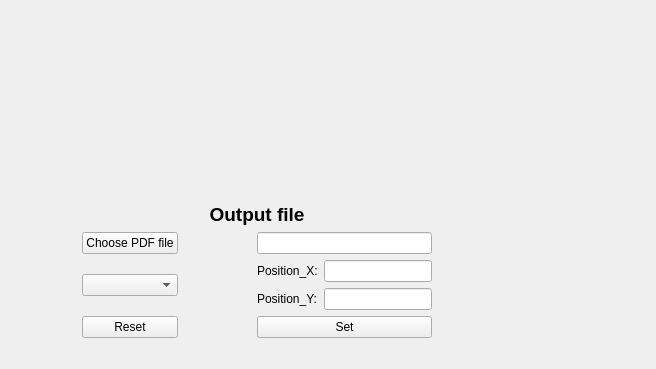
This is GUI/OCR_GUI.ui in Gaopeng-Bai/OCR_RT_monitor as Qt 5 draws it before an edit; both pictures show x 0 to 656 and y 179 to 548 of the 1010 by 548 pixel window. The edited form follows.
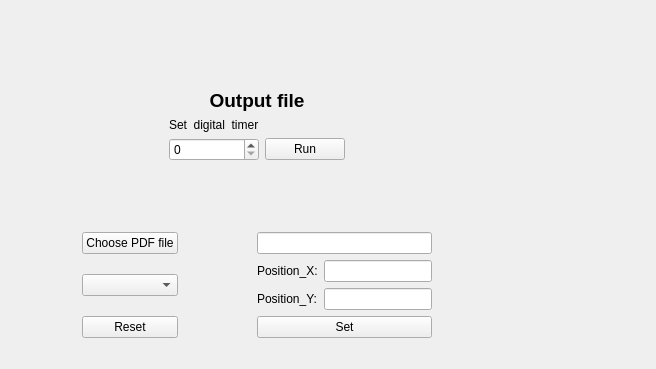
This is the edited form. Icons and pictures are not drawn.

What changed in the file:
```diff
--- a/GUI/OCR_GUI.ui
+++ b/GUI/OCR_GUI.ui
@@ -188,6 +188,66 @@
             </property>
            </widget>
           </item>
+          <item>
+           <layout class="QGridLayout" name="gridLayout_4">
+            <item row="2" column="1">
+             <spacer name="verticalSpacer">
+              <property name="orientation">
+               <enum>Qt::Vertical</enum>
+              </property>
+              <property name="sizeHint" stdset="0">
+               <size>
+                <width>20</width>
+                <height>40</height>
+               </size>
+              </property>
+             </spacer>
+            </item>
+            <item row="1" column="0">
+             <spacer name="horizontalSpacer_8">
+              <property name="orientation">
+               <enum>Qt::Horizontal</enum>
+              </property>
+              <property name="sizeHint" stdset="0">
+               <size>
+                <width>40</width>
+                <height>20</height>
+               </size>
+              </property>
+             </spacer>
+            </item>
+            <item row="0" column="1">
+             <widget class="QLabel" name="label_6">
+              <property name="text">
+               <string>Set  digital  timer</string>
+              </property>
+             </widget>
+            </item>
+            <item row="1" column="1">
+             <widget class="QSpinBox" name="timer_output"/>
+            </item>
+            <item row="1" column="2">
+             <widget class="QPushButton" name="run_program">
+              <property name="text">
+               <string>Run</string>
+              </property>
+             </widget>
+            </item>
+            <item row="1" column="3">
+             <spacer name="horizontalSpacer_9">
+              <property name="orientation">
+               <enum>Qt::Horizontal</enum>
+              </property>
+              <property name="sizeHint" stdset="0">
+               <size>
+                <width>40</width>
+                <height>20</height>
+               </size>
+              </property>
+             </spacer>
+            </item>
+           </layout>
+          </item>
           <item>
            <layout class="QGridLayout" name="gridLayout_2">
             <item row="1" column="1">
```
